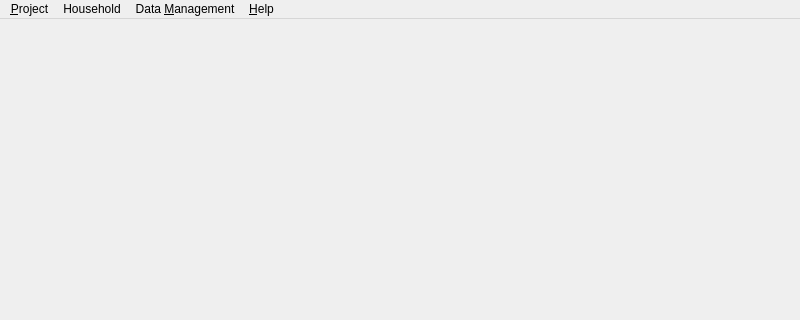
Qt form open-ihm/gui/designs/ui_mainwindow.ui (snim2mirror/openihm) before a commit; both pictures show x 0 to 800 and y 0 to 320 of the 800 by 600 pixel window.
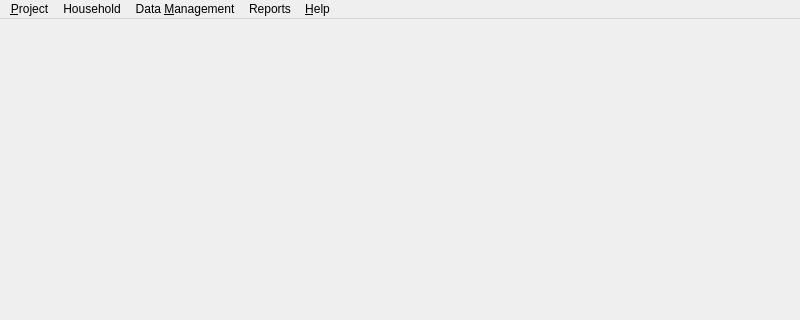
The same form after that commit.

Commit message: adding interfaces and code for reporting households based on characteristics

```diff
--- a/open-ihm/gui/designs/ui_mainwindow.ui
+++ b/open-ihm/gui/designs/ui_mainwindow.ui
@@ -72,9 +72,16 @@
     <addaction name="actionFind_Household"/>
     <addaction name="actionView_All_Households_2"/>
    </widget>
+   <widget class="QMenu" name="menuOutputs">
+    <property name="title">
+     <string>Reports</string>
+    </property>
+    <addaction name="actionHousehold_by_Characteristics"/>
+   </widget>
    <addaction name="menuProject"/>
    <addaction name="menuHousehold"/>
    <addaction name="menuData_Management"/>
+   <addaction name="menuOutputs"/>
    <addaction name="menuHelp"/>
   </widget>
   <widget class="QStatusBar" name="statusbar"/>
```
Left out of the diff: 5 changed lines with no effect on the pictures. The commit also changes 7 other files.
